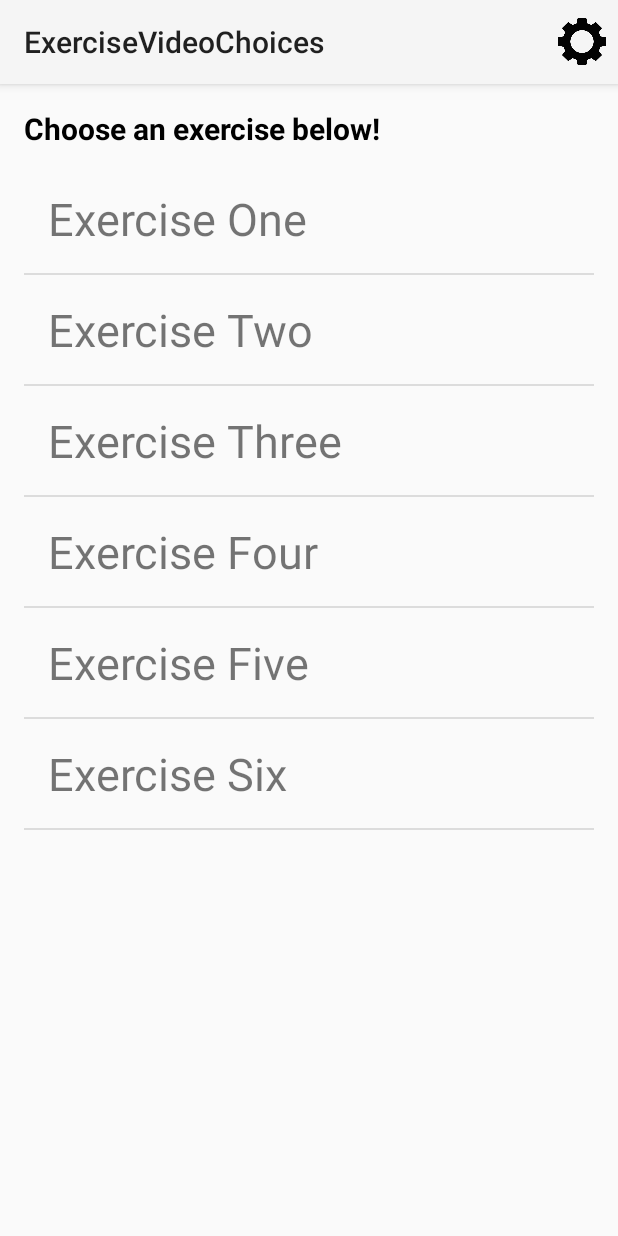
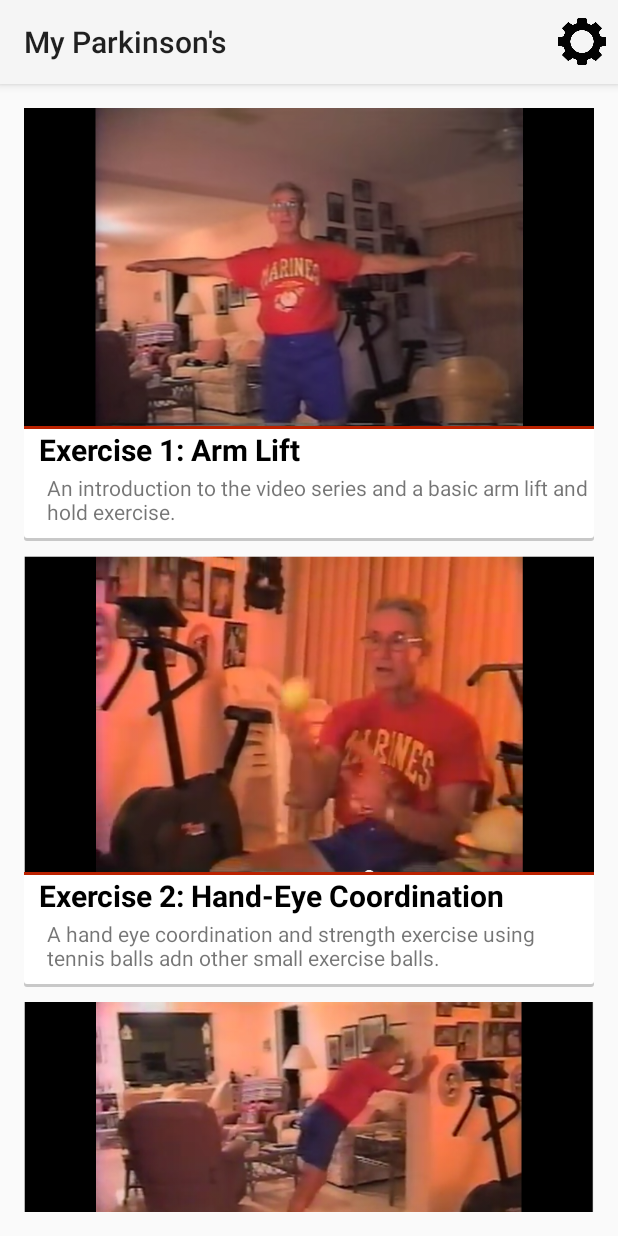
Before and after one commit to MJAlperin23/CS-65-App, an Android app: the ExerciseVideoChoices screen opened directly, with no data from a screen before it, on a phone screen of 412 x 824 dp. Run offline under Robolectric (Android 15) with nearby library versions, the phone set to English and light mode, and no system bars.

Commit message:
changes to video picker UI -- cards

```diff
--- a/MyParkinsons/app/src/main/AndroidManifest.xml
+++ b/MyParkinsons/app/src/main/AndroidManifest.xml
@@ -61,11 +61,11 @@
 
         <activity
             android:name=".ExerciseVideoActivity"
-            android:label="@string/title_activity_exercise_video" >
+            android:label="@string/app_name" >
         </activity>
         <activity
             android:name=".ExerciseVideoChoices"
-            android:label="@string/title_activity_exercise_video_choices" >
+            android:label="@string/app_name" >
         </activity>
     </application>
 
--- a/MyParkinsons/app/src/main/java/edu/dartmouth/cs/myparkinsons/ExerciseVideoChoices.java
+++ b/MyParkinsons/app/src/main/java/edu/dartmouth/cs/myparkinsons/ExerciseVideoChoices.java
@@ -10,6 +10,9 @@ import android.view.View;
 import android.widget.AdapterView;
 import android.widget.ArrayAdapter;
 import android.widget.ListView;
+
+import java.util.ArrayList;
+import java.util.Arrays;
 
 
 public class ExerciseVideoChoices extends Activity {
@@ -34,10 +37,12 @@ public class ExerciseVideoChoices extends Activity {
         String[] videoKeys = new String[] {"Exercise One","Exercise Two", "Exercise Three",
                                 "Exercise Four", "Exercise Five", "Exercise Six"};
 
-        ArrayAdapter<String> videoKeyAdapter = new ArrayAdapter<String>(this,
-                R.layout.videolistlayout, videoKeys);
+        ArrayList<String> list = new ArrayList<String>();
+        list.addAll(Arrays.asList(videoKeys));
+        final VideoArrayAdapter adapter = new VideoArrayAdapter(this, R.layout.video_options_row, list);
 
-        videoOptions.setAdapter(videoKeyAdapter);
+
+        videoOptions.setAdapter(adapter);
 
         videoOptions.setOnItemClickListener(new AdapterView.OnItemClickListener() {
             @Override
--- /dev/null
+++ b/MyParkinsons/app/src/main/java/edu/dartmouth/cs/myparkinsons/VideoArrayAdapter.java
@@ -0,0 +1,91 @@
+package edu.dartmouth.cs.myparkinsons;
+
+import android.app.Activity;
+import android.content.Context;
+import android.view.LayoutInflater;
+import android.view.View;
+import android.view.ViewGroup;
+import android.widget.ArrayAdapter;
+import android.widget.ImageView;
+import android.widget.TextView;
+
+import java.util.List;
+
+/**
+ * Created by Mickey on 3/7/15.
+ */
+public class VideoArrayAdapter extends ArrayAdapter<String> {
+
+    private Context context;
+    int layoutResourceId;
+    List<String> data = null;
+
+    private ImageView videoImage;
+    private TextView titleText;
+    private TextView summaryText;
+
+
+    public VideoArrayAdapter(Context c, int layoutResourceId, List<String> data) {
+        super(c, layoutResourceId, data);
+        this.layoutResourceId = layoutResourceId;
+        context = c;
+        this.data = data;
+    }
+
+
+    @Override
+    public View getView(int position, View convertView, ViewGroup parent) {
+        View row = convertView;
+        LayoutInflater inflater = ((Activity) context).getLayoutInflater();
+        row = inflater.inflate(R.layout.video_options_row, parent, false);
+
+        final String[] videoTitles = new String[] {"Exercise 1: Arm Lift", "Exercise 2: Hand-Eye Coordination", "Exercise 3: Leg Wall Stretch",
+                "Exercise 4: Arm Strength and Hand Coordination", "Exercise 5: Rolling Coordination and Strength", "Exercise 6: Small Object Coordination"};
+        final String[] videoDescriptions = new String[]
+                {"An introduction to the video series and a basic arm lift and hold exercise.",
+                        "A hand eye coordination and strength exercise using tennis balls adn other small exercise balls.",
+                        "This video instructs how to do a leg wall stretch exercise",
+                        "Another hand strength and coordination video, also includes work with small dumbbells.",
+                        "This video features a coordination and strength exercise using special equipment the man created.",
+                        "This exercise focuses on coordinating involving the picking up and sorting of small objects."};
+
+        videoImage = (ImageView) row.findViewById(R.id.video_preview_imageview);
+        titleText = (TextView) row.findViewById(R.id.video_title_textview);
+        summaryText = (TextView) row.findViewById(R.id.video_summary_textview);
+
+        if(position == 0 ){
+            videoImage.setImageResource(R.drawable.vid1);
+            titleText.setText(videoTitles[0]);
+            summaryText.setText(videoDescriptions[0]);
+        }
+        if(position == 1 ){
+            videoImage.setImageResource(R.drawable.vid2);
+            titleText.setText(videoTitles[1]);
+            summaryText.setText(videoDescriptions[1]);
+        }
+        if(position == 2 ){
+            videoImage.setImageResource(R.drawable.vid3);
+            titleText.setText(videoTitles[2]);
+            summaryText.setText(videoDescriptions[2]);
+        }
+        if(position == 3 ){
+            videoImage.setImageResource(R.drawable.vid4);
+            titleText.setText(videoTitles[3]);
+            summaryText.setText(videoDescriptions[3]);
+        }
+        if(position == 4 ){
+            videoImage.setImageResource(R.drawable.vid5);
+            titleText.setText(videoTitles[4]);
+            summaryText.setText(videoDescriptions[4]);
+        }
+        if(position == 5 ){
+            videoImage.setImageResource(R.drawable.vid6);
+            titleText.setText(videoTitles[5]);
+            summaryText.setText(videoDescriptions[5]);
+        }else {
+        }
+
+
+        return row;
+    }
+}
--- a/MyParkinsons/app/src/main/res/layout/activity_exercise_video_choices.xml
+++ b/MyParkinsons/app/src/main/res/layout/activity_exercise_video_choices.xml
@@ -9,19 +9,16 @@
     android:paddingBottom="@dimen/activity_vertical_margin"
     tools:context="edu.dartmouth.cs.myparkinsons.ExerciseVideoChoices">
 
-    <TextView
-        android:text="Choose an exercise below!"
-        android:textColor="#000000"
-        android:layout_width="wrap_content"
-        android:layout_height="wrap_content"
-        android:paddingBottom="10dp"
-        android:textStyle="bold"
-        android:textSize="20dp"/>
-
     <ListView
         android:id="@+id/videoListView"
         android:layout_width="match_parent"
-        android:layout_height="match_parent">
+        android:layout_height="wrap_content"
+        android:listSelector="@android:color/transparent"
+        android:cacheColorHint="@android:color/transparent"
+        android:divider="@null"
+        android:scrollbars="none"
+        android:dividerHeight="10dp" >
+
 
     </ListView>
 
--- /dev/null
+++ b/MyParkinsons/app/src/main/res/layout/video_options_row.xml
@@ -0,0 +1,55 @@
+<?xml version="1.0" encoding="utf-8"?>
+<LinearLayout xmlns:android="http://schemas.android.com/apk/res/android"
+    android:layout_width="match_parent"
+    android:layout_height="wrap_content"
+    android:descendantFocusability="beforeDescendants"
+    android:orientation="vertical">
+    <!--android:padding="10dp">-->
+
+
+    <LinearLayout
+        android:layout_width="match_parent"
+        android:layout_height="wrap_content"
+        android:background="@drawable/card_background"
+        android:descendantFocusability="afterDescendants"
+        android:orientation="vertical">
+
+        <ImageView
+            android:id="@+id/video_preview_imageview"
+            android:layout_width="fill_parent"
+            android:layout_height="wrap_content"
+            android:src="@drawable/vid1"
+            android:scaleType="fitXY"
+            android:adjustViewBounds="true"
+            />
+
+        <View
+            android:layout_width="fill_parent"
+            android:layout_height="2dp"
+            android:background="#BB2200"
+            android:paddingBottom="10dp" />
+
+        <TextView
+            android:id="@+id/video_title_textview"
+            android:layout_width="wrap_content"
+            android:layout_height="wrap_content"
+            android:textSize="20sp"
+            android:textColor="#000000"
+            android:textStyle="bold"
+            android:text="hello"
+            android:paddingLeft="10dp"
+            android:paddingBottom="2dp"/>
+
+        <TextView
+            android:id="@+id/video_summary_textview"
+            android:layout_width="wrap_content"
+            android:layout_height="wrap_content"
+            android:text="hello"
+            android:paddingLeft="15dp"
+            android:paddingBottom="10dp"/>
+
+
+    </LinearLayout>
+
+
+</LinearLayout>
--- /dev/null
+++ b/MyParkinsons/app/src/main/res/menu/menu_video.xml
@@ -0,0 +1,7 @@
+<menu xmlns:android="http://schemas.android.com/apk/res/android"
+    xmlns:app="http://schemas.android.com/apk/res-auto"
+    xmlns:tools="http://schemas.android.com/tools"
+    tools:context="edu.dartmouth.cs.myparkinsons.VideoActivity">
+    <item android:id="@+id/action_settings" android:title="@string/action_settings"
+        android:orderInCategory="100" app:showAsAction="never" />
+</menu>
--- a/MyParkinsons/app/src/main/res/values/strings.xml
+++ b/MyParkinsons/app/src/main/res/values/strings.xml
@@ -73,5 +73,6 @@
     <string name="title_activity_exercise_video">ExerciseVideoActivity</string>
     <string name="title_activity_maps">Map</string>
     <string name="title_activity_exercise_video_choices">ExerciseVideoChoices</string>
+    <string name="title_activity_video">VideoActivity</string>
 
 </resources>
```
Also changed, not shown: MyParkinsons/app/src/main/res/drawable-xxhdpi/vid1.png (added), MyParkinsons/app/src/main/res/drawable-xxhdpi/vid2.png (added), MyParkinsons/app/src/main/res/drawable-xxhdpi/vid3.png (added), MyParkinsons/app/src/main/res/drawable-xxhdpi/vid4.png (added), MyParkinsons/app/src/main/res/drawable-xxhdpi/vid5.png (added), MyParkinsons/app/src/main/res/drawable-xxhdpi/vid6.png (added), 1 other file.
